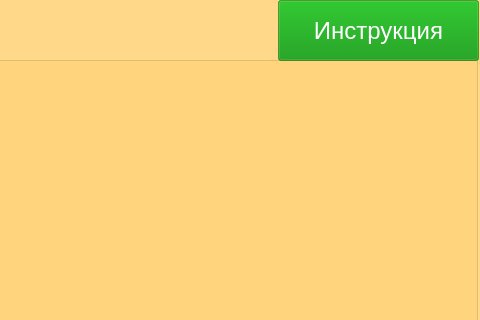
Above: Designs/words.ui from YoungCucumber/Project1 before the change; both pictures show x 322 to 802 and y 0 to 320 of the 802 by 600 pixel window. Below: the same form after it.
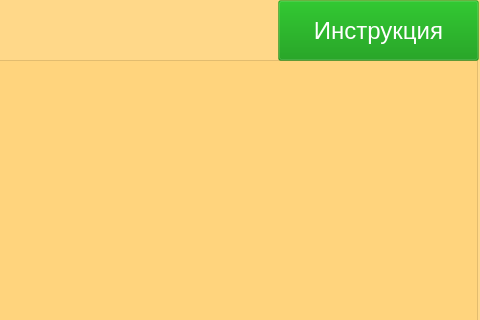
That is the form after the change. Icons and pictures are not drawn.

Patch:
```diff
--- a/Designs/words.ui
+++ b/Designs/words.ui
@@ -96,7 +96,7 @@
      </font>
     </property>
     <property name="styleSheet">
-     <string notr="true">background-color: rgba(0, 143, 0, 128);
+     <string notr="true">background-color: rgba(0, 143, 0, 77);
 color: rgb(255, 255, 255);</string>
     </property>
     <property name="text">
```
